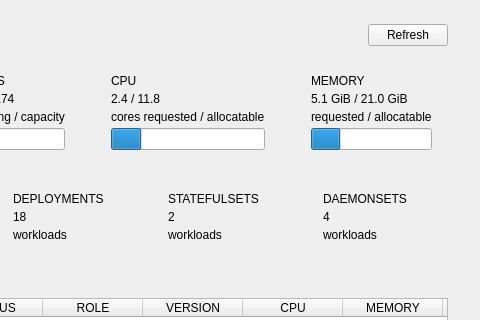
This is src/kubescope/ui/overview_page.ui in dcotecnologia/kubescope as Qt 5 draws it before an edit; both pictures show x 190 to 670 and y 0 to 320 of the 670 by 540 pixel window. The edited form follows.
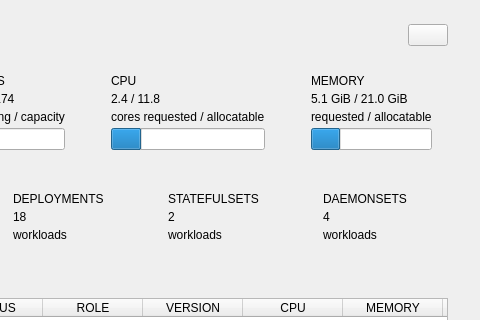
This is the edited form.

The edit to the form file:
```diff
--- a/src/kubescope/ui/overview_page.ui
+++ b/src/kubescope/ui/overview_page.ui
@@ -48,7 +48,7 @@
      </item>
      <item>
       <widget class="QPushButton" name="overviewRefreshButton">
-       <property name="text">
+       <property name="toolTip">
         <string>Refresh</string>
        </property>
        <property name="variant" stdset="0">
```
Left out of the diff: 3 changed lines with no effect on the pictures.
